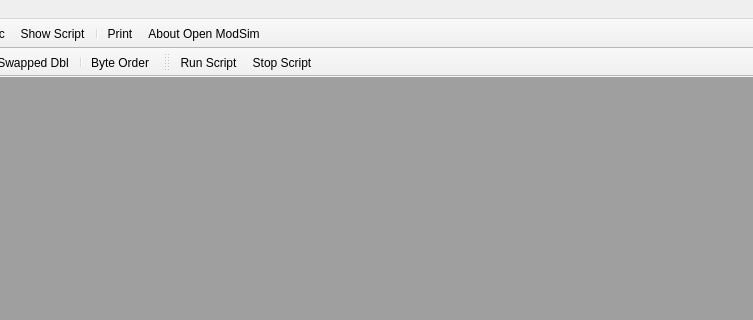
sanny32/OpenModSim, file omodsim/mainwindow.ui: the form before one commit; both pictures show x 527 to 1280 and y 0 to 320 of the 1280 by 720 pixel window.
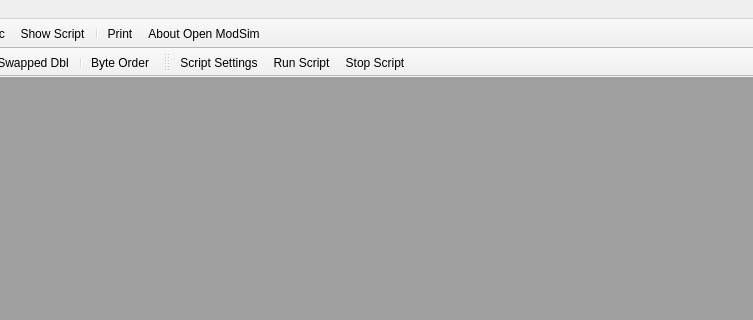
The form after the commit. Icons and pictures are not drawn.

Commit message: Developing script settings

```diff
--- a/omodsim/mainwindow.ui
+++ b/omodsim/mainwindow.ui
@@ -241,6 +241,7 @@
    <attribute name="toolBarBreak">
     <bool>false</bool>
    </attribute>
+   <addaction name="actionScriptSettings"/>
    <addaction name="actionRunScript"/>
    <addaction name="actionStopScript"/>
   </widget>
@@ -616,7 +617,7 @@
      <normaloff>:/res/actionRunScript.png</normaloff>:/res/actionRunScript.png</iconset>
    </property>
    <property name="text">
-    <string>Run Script...</string>
+    <string>Run Script</string>
    </property>
    <property name="toolTip">
     <string>Run Script</string>
```
Left out of the diff: 6 changed lines with no effect on the pictures. The commit also changes 13 other files.
